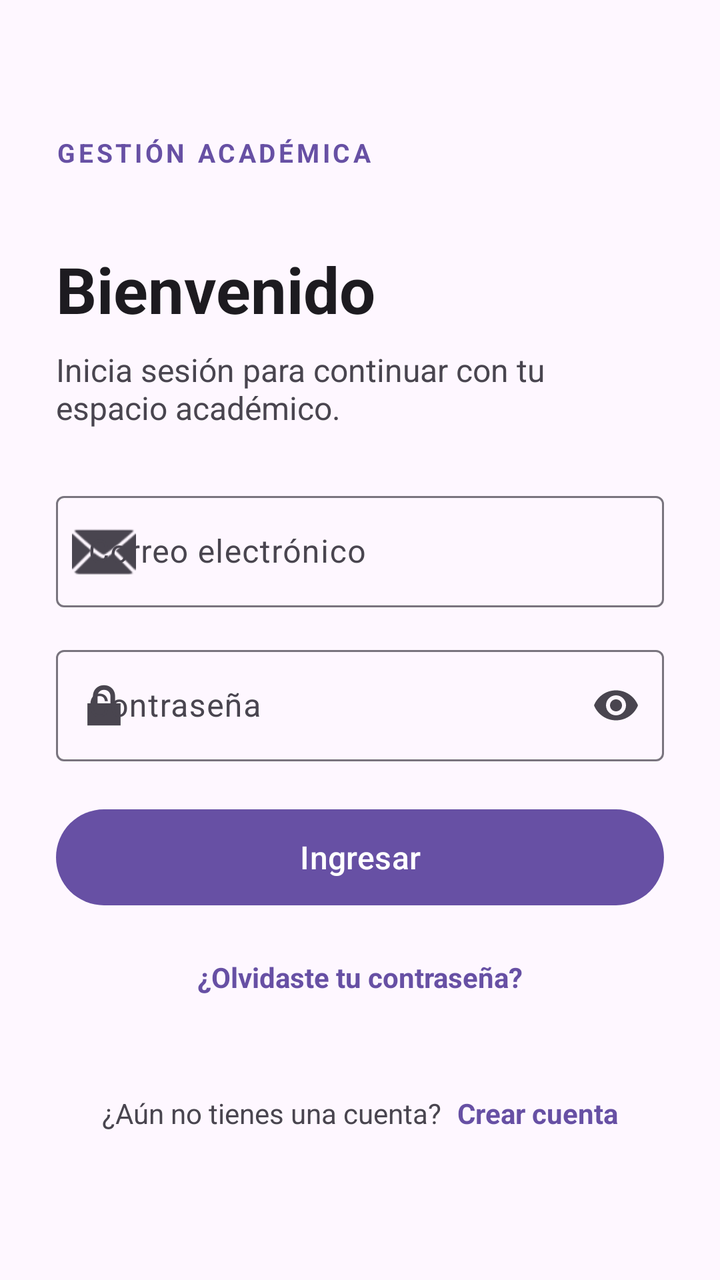
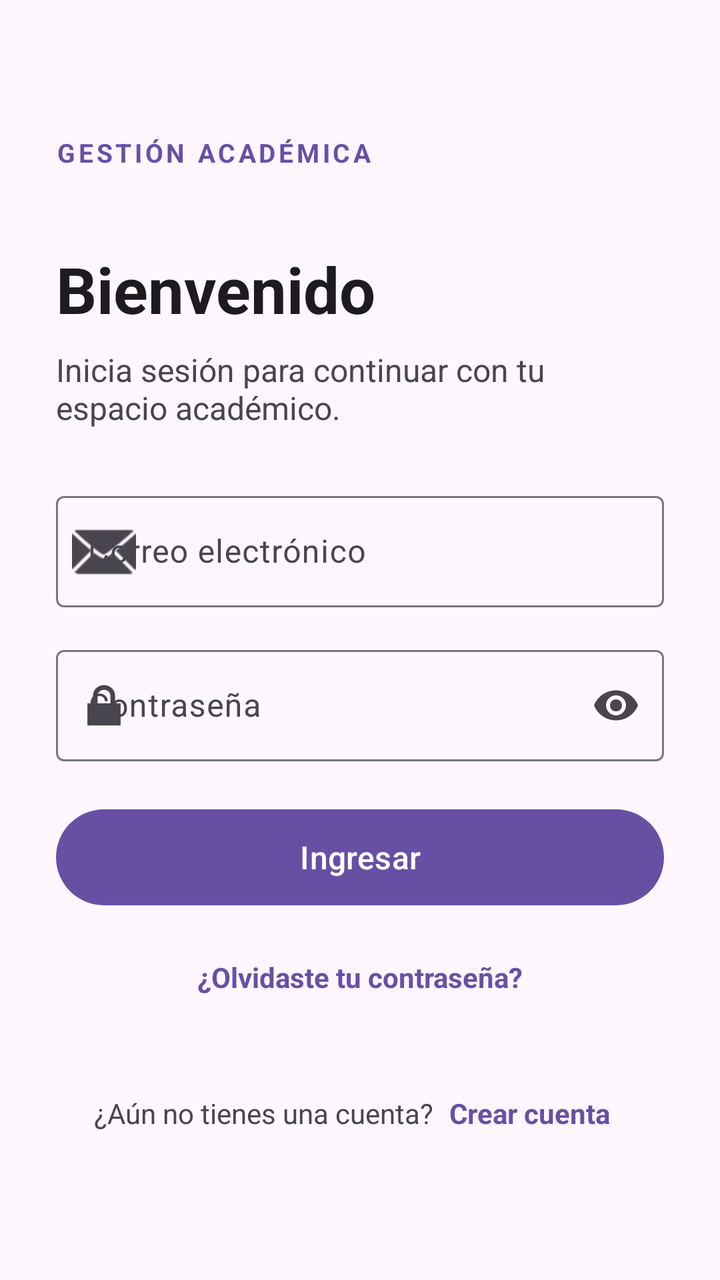

Compare the two renders of this Android layout. The source of the first and the diff that turns it into the second are given below.
<!-- AndroidManifest.xml: application theme Theme.GestionAcademicaAndroid -->
<!-- res/layout/activity_login.xml -->
<?xml version="1.0" encoding="utf-8"?>
<ScrollView xmlns:android="http://schemas.android.com/apk/res/android"
    xmlns:app="http://schemas.android.com/apk/res-auto"
    android:layout_width="match_parent"
    android:layout_height="match_parent"
    android:fillViewport="true"
    android:background="?attr/colorSurface">

    <LinearLayout
        android:layout_width="match_parent"
        android:layout_height="wrap_content"
        android:gravity="center_vertical"
        android:orientation="vertical"
        android:paddingStart="28dp"
        android:paddingTop="36dp"
        android:paddingEnd="28dp"
        android:paddingBottom="28dp">

        <TextView
            android:layout_width="wrap_content"
            android:layout_height="wrap_content"
            android:text="@string/auth_brand"
            android:textColor="?attr/colorPrimary"
            android:textSize="13sp"
            android:textStyle="bold"
            android:letterSpacing="0.12" />

        <TextView
            android:layout_width="match_parent"
            android:layout_height="wrap_content"
            android:layout_marginTop="38dp"
            android:text="@string/login_title"
            android:textColor="?attr/colorOnSurface"
            android:textSize="32sp"
            android:textStyle="bold" />

        <TextView
            android:layout_width="match_parent"
            android:layout_height="wrap_content"
            android:layout_marginTop="8dp"
            android:layout_marginBottom="28dp"
            android:text="@string/login_subtitle"
            android:textColor="?attr/colorOnSurfaceVariant"
            android:textSize="16sp" />

        <com.google.android.material.textfield.TextInputLayout
            android:id="@+id/emailLayout"
            style="@style/Widget.Material3.TextInputLayout.OutlinedBox"
            android:layout_width="match_parent"
            android:layout_height="wrap_content"
            android:hint="@string/email_label"
            app:startIconDrawable="@android:drawable/ic_dialog_email">

            <com.google.android.material.textfield.TextInputEditText
                android:id="@+id/emailInput"
                android:layout_width="match_parent"
                android:layout_height="wrap_content"
                android:inputType="textEmailAddress"
                android:imeOptions="actionNext"
                android:autofillHints="emailAddress"
                android:maxLines="1" />
        </com.google.android.material.textfield.TextInputLayout>

        <com.google.android.material.textfield.TextInputLayout
            android:id="@+id/passwordLayout"
            style="@style/Widget.Material3.TextInputLayout.OutlinedBox"
            android:layout_width="match_parent"
            android:layout_height="wrap_content"
            android:layout_marginTop="16dp"
            android:hint="@string/password_label"
            app:endIconMode="password_toggle"
            app:startIconDrawable="@android:drawable/ic_lock_lock">

            <com.google.android.material.textfield.TextInputEditText
                android:id="@+id/passwordInput"
                android:layout_width="match_parent"
                android:layout_height="wrap_content"
                android:inputType="textPassword"
                android:imeOptions="actionDone"
                android:autofillHints="password"
                android:maxLines="1" />
        </com.google.android.material.textfield.TextInputLayout>

        <TextView
            android:id="@+id/loginStatus"
            android:layout_width="match_parent"
            android:layout_height="wrap_content"
            android:layout_marginTop="12dp"
            android:textColor="?attr/colorError"
            android:visibility="gone" />

        <ProgressBar
            android:id="@+id/loginProgress"
            style="?android:attr/progressBarStyleHorizontal"
            android:layout_width="match_parent"
            android:layout_height="4dp"
            android:layout_marginTop="16dp"
            android:indeterminate="true"
            android:visibility="gone" />

        <com.google.android.material.button.MaterialButton
            android:id="@+id/loginButton"
            android:layout_width="match_parent"
            android:layout_height="56dp"
            android:layout_marginTop="20dp"
            android:text="@string/login_action"
            android:textAllCaps="false"
            android:textSize="16sp" />

        <TextView
            android:id="@+id/forgotLink"
            android:layout_width="match_parent"
            android:layout_height="48dp"
            android:gravity="center"
            android:layout_marginTop="8dp"
            android:text="@string/forgot_action"
            android:textColor="?attr/colorPrimary"
            android:textStyle="bold" />

        <LinearLayout
            android:layout_width="match_parent"
            android:layout_height="wrap_content"
            android:gravity="center"
            android:orientation="horizontal"
            android:layout_marginTop="20dp">

            <TextView
                android:layout_width="wrap_content"
                android:layout_height="wrap_content"
                android:text="@string/register_prompt"
                android:textColor="?attr/colorOnSurfaceVariant" />

            <TextView
                android:id="@+id/registerLink"
                android:layout_width="wrap_content"
                android:layout_height="48dp"
                android:gravity="center"
                android:paddingStart="8dp"
                android:text="@string/register_action"
                android:textColor="?attr/colorPrimary"
                android:textStyle="bold" />
        </LinearLayout>
    </LinearLayout>
</ScrollView>
<!-- resources referenced by this layout -->
<resources>
  <string name="auth_brand">GESTIÓN ACADÉMICA</string>
  <string name="email_label">Correo electrónico</string>
  <string name="forgot_action">¿Olvidaste tu contraseña?</string>
  <string name="login_action">Ingresar</string>
  <string name="login_subtitle">Inicia sesión para continuar con tu espacio académico.</string>
  <string name="login_title">Bienvenido</string>
  <string name="password_label">Contraseña</string>
  <string name="register_action">Crear cuenta</string>
  <string name="register_prompt">¿Aún no tienes una cuenta?</string>
  <style name="Theme.GestionAcademicaAndroid" parent="Base.Theme.GestionAcademicaAndroid" />
  <style name="Base.Theme.GestionAcademicaAndroid" parent="Theme.Material3.DayNight.NoActionBar">
          
          
      </style>
</resources>

<!-- the commit's change to res/layout/activity_login.xml (unified diff, before → after) -->
@@ -136,6 +136,7 @@
                 android:layout_height="48dp"
                 android:gravity="center"
                 android:paddingStart="8dp"
+                android:paddingEnd="8dp"
                 android:text="@string/register_action"
                 android:textColor="?attr/colorPrimary"
                 android:textStyle="bold" />
